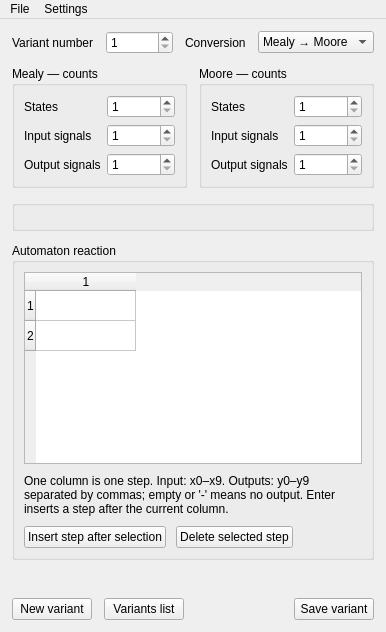
Qt form ui/mainwindow.ui (S1mpleton/M2MTools) before a commit.
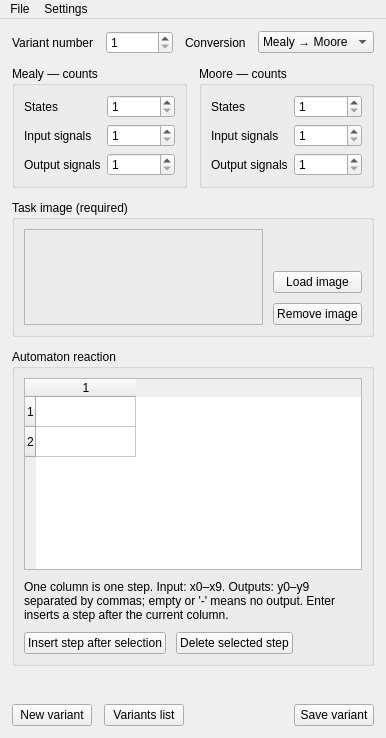
The same form after that commit. Custom widgets are drawn as their Qt base class.

Commit message: fix: refine save prompts and require task images

What changed in the file:
```diff
--- a/ui/mainwindow.ui
+++ b/ui/mainwindow.ui
@@ -198,7 +198,94 @@
      </layout>
     </item>
     <item>
-     <widget class="VariantImagePanel" name="diagramGroup"/>
+     <widget class="QGroupBox" name="diagramGroup">
+      <property name="title">
+       <string>Task image (required)</string>
+      </property>
+      <layout class="QHBoxLayout" name="imageLayout">
+       <property name="spacing">
+        <number>10</number>
+       </property>
+       <item>
+        <widget class="QLabel" name="diagramDropZone">
+         <property name="sizePolicy">
+          <sizepolicy hsizetype="Ignored" vsizetype="Ignored">
+           <horstretch>1</horstretch>
+           <verstretch>0</verstretch>
+          </sizepolicy>
+         </property>
+         <property name="minimumSize">
+          <size>
+           <width>180</width>
+           <height>96</height>
+          </size>
+         </property>
+         <property name="acceptDrops">
+          <bool>true</bool>
+         </property>
+         <property name="frameShape">
+          <enum>QFrame::StyledPanel</enum>
+         </property>
+         <property name="alignment">
+          <set>Qt::AlignCenter</set>
+         </property>
+         <property name="wordWrap">
+          <bool>true</bool>
+         </property>
+         <property name="textFormat">
+          <enum>Qt::PlainText</enum>
+         </property>
+         <property name="accessibleName">
+          <string>Task image preview</string>
+         </property>
+        </widget>
+       </item>
+       <item>
+        <layout class="QVBoxLayout" name="imageActionsLayout">
+         <item>
+          <widget class="QLabel" name="imageFileLabel">
+           <property name="sizePolicy">
+            <sizepolicy hsizetype="Ignored" vsizetype="Preferred">
+             <horstretch>0</horstretch>
+             <verstretch>0</verstretch>
+            </sizepolicy>
+           </property>
+           <property name="textFormat">
+            <enum>Qt::PlainText</enum>
+           </property>
+          </widget>
+         </item>
+         <item>
+          <spacer name="imageActionsSpacer">
+           <property name="orientation">
+            <enum>Qt::Vertical</enum>
+           </property>
+           <property name="sizeHint" stdset="0">
+            <size>
+             <width>0</width>
+             <height>0</height>
+            </size>
+           </property>
+          </spacer>
+         </item>
+         <item>
+          <widget class="QPushButton" name="loadImageButton">
+           <property name="text">
+            <string>Load image</string>
+           </property>
+          </widget>
+         </item>
+         <item>
+          <widget class="QPushButton" name="removeImageButton">
+           <property name="text">
+            <string>Remove image</string>
+           </property>
+          </widget>
+         </item>
+        </layout>
+       </item>
+      </layout>
+     </widget>
     </item>
     <item>
      <widget class="QGroupBox" name="reactionGroup">
@@ -408,12 +495,6 @@
   </action>
  </widget>
  <customwidgets>
-  <customwidget>
-   <class>VariantImagePanel</class>
-   <extends>QGroupBox</extends>
-   <header>ui/widgets/variantimagepanel.h</header>
-   <container>1</container>
-  </customwidget>
   <customwidget>
    <class>ReactionTable</class>
    <extends>QTableWidget</extends>
```
Left out of the diff: 12 changed lines with no effect on the pictures. The commit also changes 26 other files.
